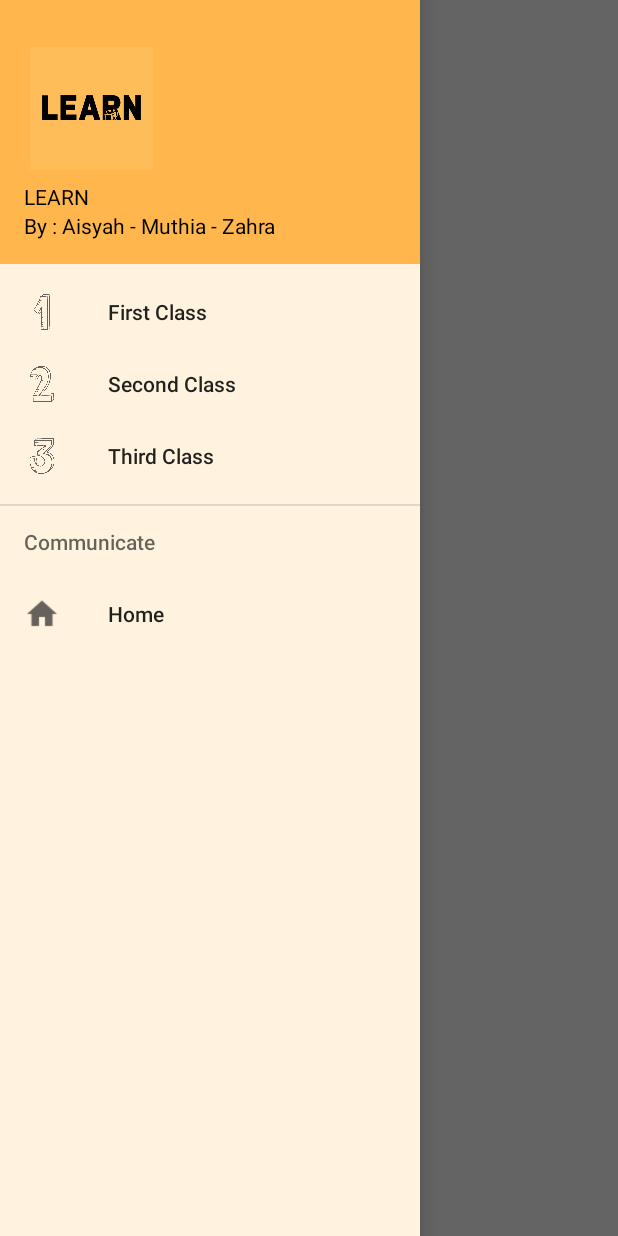
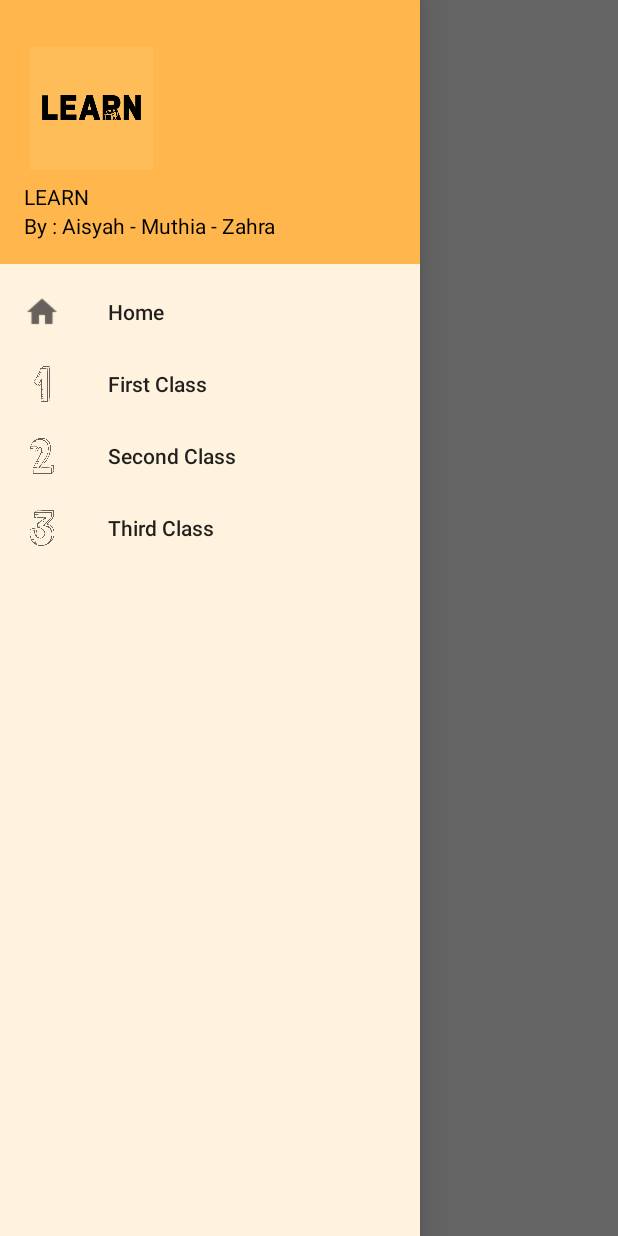
Before and after one commit to readinda/OHQuizApp, an Android app: the screen it shows after launch (MainActivity), with the side drawer open, on a phone screen of 412 x 824 dp. Run offline under Robolectric (Android 15) with nearby library versions, the phone set to English and light mode, and no system bars; our stand-ins replace navigation-ui; 4 statements that could not run were skipped.

Commit message:
move home

```diff
--- a/app/src/main/res/menu/activity_main_drawer.xml
+++ b/app/src/main/res/menu/activity_main_drawer.xml
@@ -4,6 +4,11 @@
     tools:showIn="navigation_view">
 
     <group android:checkableBehavior="single">
+
+        <item
+            android:id="@+id/nav_home"
+            android:icon="@drawable/home"
+            android:title="@string/menu_home" />
 
         <item
             android:id="@+id/nav_one"
@@ -20,20 +25,7 @@
             android:icon="@drawable/three"
             android:title="Third Class"/>
 
+
     </group>
 
-
-    <item android:title="Communicate">
-
-        <menu>
-
-            <item
-                android:id="@+id/nav_home"
-                android:icon="@drawable/home"
-                android:title="@string/menu_home" />
-
-        </menu>
-
-    </item>
-
 </menu>
--- a/app/src/main/res/values/colors.xml
+++ b/app/src/main/res/values/colors.xml
@@ -2,5 +2,5 @@
 <resources>
     <color name="colorPrimary">#ffb74d</color>
     <color name="colorPrimaryDark">#c88719</color>
-    <color name="colorAccent">#D81B60</color>
+    <color name="colorAccent">#1A91A1</color>
 </resources>
```
